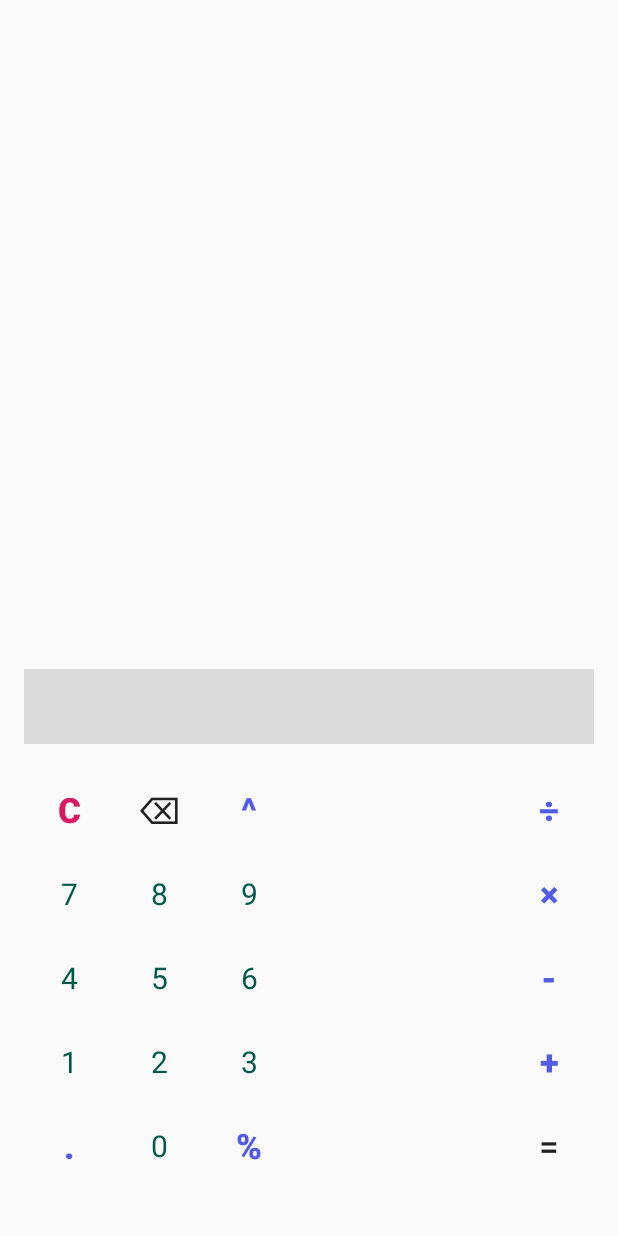
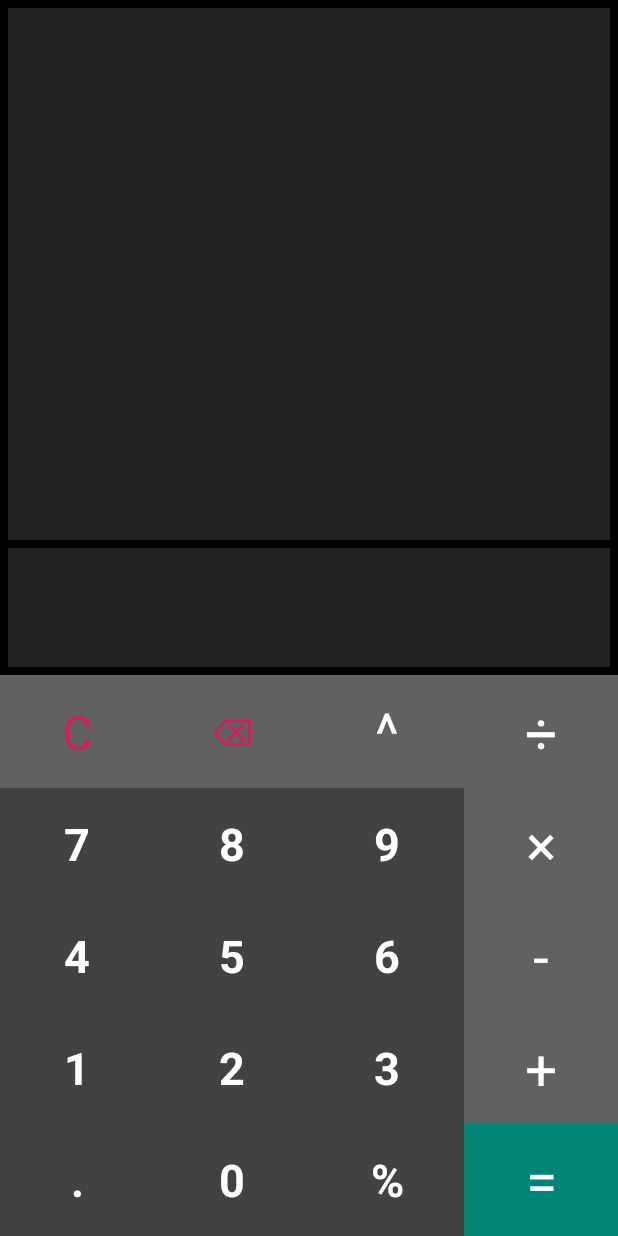
Before and after one commit to AmirHome/DroidCalculator, an Android app: the screen it shows after launch (MainActivity), on a phone screen of 412 x 824 dp. Run offline under Robolectric (Android 15) with nearby library versions, the phone set to English and light mode, and no system bars.

Commit message:
befor fix bug negative

```diff
--- a/app/build.gradle
+++ b/app/build.gradle
@@ -6,8 +6,8 @@ android {
         applicationId "com.amirhome.droidcalculator"
         minSdkVersion 19
         targetSdkVersion 28
-        versionCode 3
-        versionName "1.190416"
+        versionCode 4
+        versionName "4.190423"
         testInstrumentationRunner "android.support.test.runner.AndroidJUnitRunner"
     }
 
--- a/app/src/main/java/com/example/mycalculator/MainActivity.java
+++ b/app/src/main/java/com/example/mycalculator/MainActivity.java
@@ -2,6 +2,7 @@ package com.example.mycalculator;
 
 import android.os.Bundle;
 import android.support.v7.app.AppCompatActivity;
+import android.util.Log;
 import android.view.View;
 import android.widget.Button;
 import android.widget.TextView;
@@ -21,8 +22,9 @@ public class MainActivity extends AppCompatActivity implements View.OnClickListe
     protected void onCreate(Bundle savedInstanceState) {
         super.onCreate(savedInstanceState);
         setContentView(R.layout.activity_main);
-        defineObjects();
-
+//        defineObjects();
+        Double result = evaluate("4");
+        Log.d("Amir", String.valueOf(result));
 
     }
 
@@ -79,40 +81,23 @@ public class MainActivity extends AppCompatActivity implements View.OnClickListe
 
         switch (view.getId()) {
             case R.id.btn_power:
-                if(!isOperator){
-                    monitor.append("^");
-                    isOperator = true;
-                }
-            break;
+                setOperator("^");
+                break;
             case R.id.btn_percent:
-                if(!isOperator){
-                    monitor.append("%");
-                    isOperator = true;
-                }
+                    setOperator("%");
+
             break;
             case R.id.btn_division:
-                if(!isOperator){
-                    monitor.append("÷");
-                    isOperator = true;
-                }
+                    setOperator("÷");
             break;
             case R.id.btn_minus:
-                if(!isOperator){
-                    monitor.append("-");
-                    isOperator = true;
-                }
+                    setOperator("-");
             break;
             case R.id.btn_multiply:
-                if(!isOperator){
-                    monitor.append("x");
-                    isOperator = true;
-                }
+                setOperator("x");
             break;
             case R.id.btn_plus:
-                if(!isOperator){
-                    monitor.append("+");
-                    isOperator = true;
-                }
+                    setOperator("+");
             break;
             case R.id.btn_float:
                 if(!isOperator){
@@ -125,23 +110,9 @@ public class MainActivity extends AppCompatActivity implements View.OnClickListe
                 if(len > 0) {
                     monitor.setText(monitor.getText().subSequence(0, len - 1));
                     len = monitor.length();
-                    if(len > 0) {
-                        String lastChar = monitor.getText().toString().substring(len - 1);
-                        switch (lastChar){
-                            case ".":
-                            case "+":
-                            case "-":
-                            case "x":
-                            case "÷":
-                            case "^":
-                            case "%":
-                                isOperator = true;
-                                break;
-                            default:
-                                isOperator = false;
-                                break;
-                        }
-                    }
+
+                        setIsOperatorByLastChar(len);
+
                 }
                 break;
             case R.id.btn_clear:
@@ -152,49 +123,94 @@ public class MainActivity extends AppCompatActivity implements View.OnClickListe
                 break;
             case R.id.btn_equal:
                 result.setText( String.valueOf(evaluate(monitor.getText().toString())) );
-                isOperator = false;
+                setIsOperatorByLastChar(monitor.length());
                 break;
             case R.id.btn_0:
                 monitor.append("0");
+                result.setText( String.valueOf(evaluate(monitor.getText().toString())) );
                 isOperator = false;
             break;
             case R.id.btn_1:
+                monitor.append("1");
+                result.setText( String.valueOf(evaluate(monitor.getText().toString())) );
                 isOperator = false;
-                monitor.append("1");
             break;
              case R.id.btn_2:
+                 monitor.append("2");
+                 result.setText( String.valueOf(evaluate(monitor.getText().toString())) );
                  isOperator = false;
-                monitor.append("2");
-            break;
+                 break;
              case R.id.btn_3:
+                 monitor.append("3");
+                 result.setText( String.valueOf(evaluate(monitor.getText().toString())) );
                  isOperator = false;
-                monitor.append("3");
             break;
              case R.id.btn_4:
                 monitor.append("4");
+                 result.setText( String.valueOf(evaluate(monitor.getText().toString())) );
                  isOperator = false;
             break;
              case R.id.btn_5:
                 monitor.append("5");
+                 result.setText( String.valueOf(evaluate(monitor.getText().toString())) );
                  isOperator = false;
             break;
              case R.id.btn_6:
                 monitor.append("6");
+                 result.setText( String.valueOf(evaluate(monitor.getText().toString())) );
                  isOperator = false;
             break;
              case R.id.btn_7:
                 monitor.append("7");
+                 result.setText( String.valueOf(evaluate(monitor.getText().toString())) );
                  isOperator = false;
             break;
              case R.id.btn_8:
                 monitor.append("8");
+                 result.setText( String.valueOf(evaluate(monitor.getText().toString())) );
                  isOperator = false;
             break;
              case R.id.btn_9:
                 monitor.append("9");
+                 result.setText( String.valueOf(evaluate(monitor.getText().toString())) );
                  isOperator = false;
             break;
         }
+    }
+
+    private void setOperator(String str) {
+        int len = monitor.length();
+        if(len > 0) {
+            if(isOperator){
+
+                monitor.setText(monitor.getText().subSequence(0, len - 1));
+            }
+
+        monitor.append(str);
+        isOperator = true;
+        }
+    }
+
+    private void setIsOperatorByLastChar(int len) {
+        if(len > 0) {
+            String lastChar = monitor.getText().toString().substring(len - 1);
+            switch (lastChar){
+                case ".":
+                case "+":
+                case "-":
+                case "x":
+                case "÷":
+                case "^":
+                case "%":
+                    isOperator = true;
+                    break;
+                default:
+                    isOperator = false;
+                    break;
+            }
+        }
+
+
     }
 
     private static String addSpaces(String exp){
@@ -257,6 +273,9 @@ public class MainActivity extends AppCompatActivity implements View.OnClickListe
             }
 
             int index = expression.indexOf(operation);
+//            if (0==index){
+//                index = expression.indexOf(operation, index+1);
+//            }
             if(index != -1){
                 indexOpen = expression.lastIndexOf(" ", index - 2);
                 indexOpen = (indexOpen == -1)?0:indexOpen;
--- a/app/src/main/res/layout/activity_main.xml
+++ b/app/src/main/res/layout/activity_main.xml
@@ -6,183 +6,252 @@
     android:layout_height="match_parent"
     tools:context=".MainActivity">
 
+    <LinearLayout
+        android:layout_width="match_parent"
+        android:layout_height="match_parent"
+        android:orientation="vertical">
+
+        <LinearLayout
+            android:layout_width="match_parent"
+            android:layout_height="match_parent"
+            android:layout_weight="0.3"
+            android:background="@color/colorResultBack"
+            android:orientation="vertical">
+
             <TextView
                 android:id="@+id/monitor"
                 android:layout_width="match_parent"
-        android:layout_margin="16dp"
+                android:layout_height="match_parent"
+                android:layout_marginLeft="5sp"
+                android:layout_marginTop="5sp"
+                android:layout_marginRight="5sp"
+                android:layout_weight="0.2"
+                android:background="@color/colorResult"
+                android:padding="10sp"
                 android:text=""
-        app:layout_constraintTop_toTopOf="parent"
-        app:layout_constraintBottom_toTopOf="@+id/result"
-        android:layout_height="match_parent"
-        android:textSize="37sp"
-        android:layout_weight="0.7"/>
+                android:textColor="@color/colorWhite"
+                android:textSize="37sp" />
 
             <TextView
-        android:layout_weight="1"
                 android:id="@+id/result"
                 android:layout_width="match_parent"
-        android:layout_height="50dp"
-        android:layout_margin="16dp"
+                android:layout_height="match_parent"
+                android:layout_weight="0.8"
+                android:layout_margin="5sp"
+                android:layout_marginBottom="5sp"
+                android:layout_marginLeft="5sp"
+                android:layout_marginRight="5sp"
                 android:background="@color/colorResult"
+                android:textColor="@color/colorWhite"
                 android:text=""
-        android:textSize="30sp"
-        app:layout_constraintLeft_toLeftOf="@+id/btn-clear"
-        app:layout_constraintBottom_toTopOf="@+id/btn-clear"/>
+                android:gravity="center_vertical|right"
+                android:textSize="30sp" />
+
+        </LinearLayout>
+
+        <LinearLayout
+            android:layout_width="match_parent"
+            android:layout_height="match_parent"
+            android:layout_weight="0.6"
+            android:orientation="horizontal">
 
             <Button
                 android:id="@+id/btn-clear"
-        android:layout_width="60dp"
-        android:layout_height="56dp"
+                style="@style/FlatButtonBold"
+                android:layout_width="match_parent"
+                android:layout_height="match_parent"
+                android:layout_weight="1"
                 android:text="C"
-        style="?android:attr/borderlessButtonStyle"
-        android:textSize="23sp"
-        android:textStyle="bold"
                 android:textColor="@color/colorAccent"
-        app:layout_constraintBottom_toTopOf="@+id/btn-7"
-        app:layout_constraintLeft_toLeftOf="@+id/btn-7" />
+                android:textSize="31sp" />
+
+            <Button
+                android:id="@+id/btn-back"
+                style="@style/FlatButtonBold"
+                android:layout_width="match_parent"
+                android:layout_height="match_parent"
+                android:layout_weight="1"
+                android:text="⌫"
+                android:textColor="@color/colorAccent"
+                android:textSize="25sp" />
 
             <Button
                 android:id="@+id/btn-power"
-        android:layout_width="60dp"
-        android:layout_height="56dp"
-        android:text="@string/power"
                 style="@style/FlatButtonBold"
-        app:layout_constraintLeft_toRightOf="@+id/btn-back"
-        app:layout_constraintTop_toTopOf="@+id/btn-back" />
+                android:layout_width="match_parent"
+                android:layout_height="match_parent"
+                android:layout_weight="1"
+                android:text="@string/power" />
+
+            <Button
+                android:id="@+id/btn-division"
+                style="@style/FlatButtonBold"
+                android:layout_width="match_parent"
+                android:layout_height="match_parent"
+                android:layout_weight="1"
+                android:text="÷" />
+        </LinearLayout>
+
+        <LinearLayout
+            android:layout_width="match_parent"
+            android:layout_height="match_parent"
+            android:layout_weight="0.6"
+            android:orientation="horizontal">
+
+            <Button
+                android:id="@+id/btn-7"
+                style="@style/FlatButtonNormal"
+                android:layout_width="match_parent"
+                android:layout_height="match_parent"
+                android:layout_weight="1"
+                android:text="7" />
+
+            <Button
+                android:id="@+id/btn-8"
+                style="@style/FlatButtonNormal"
+                android:layout_width="match_parent"
+                android:layout_height="match_parent"
+                android:layout_weight="1"
+                android:text="8" />
+
+            <Button
+                android:id="@+id/btn-9"
+                style="@style/FlatButtonNormal"
+                android:layout_width="match_parent"
+                android:layout_height="match_parent"
+                android:layout_weight="1"
+                android:text="9" />
+
+            <Button
+                android:id="@+id/btn-multiply"
+                style="@style/FlatButtonBold"
+                android:layout_width="match_parent"
+                android:layout_height="match_parent"
+                android:layout_weight="1"
+                android:text="×" />
+        </LinearLayout>
+
+        <LinearLayout
+            android:layout_width="match_parent"
+            android:layout_height="match_parent"
+            android:layout_weight="0.6"
+            android:orientation="horizontal">
+
+            <Button
+                android:id="@+id/btn-4"
+                style="@style/FlatButtonNormal"
+                android:layout_width="match_parent"
+                android:layout_height="match_parent"
+                android:layout_weight="1"
+                android:text="4" />
+
+            <Button
+                android:id="@+id/btn-5"
+                style="@style/FlatButtonNormal"
+                android:layout_width="match_parent"
+                android:layout_height="match_parent"
+                android:layout_weight="1"
+                android:text="@string/_5" />
+
+            <Button
+                android:id="@+id/btn-6"
+                style="@style/FlatButtonNormal"
+                android:layout_width="match_parent"
+                android:layout_height="match_parent"
+                android:layout_weight="1"
+                android:text="6" />
+
+            <Button
+                android:id="@+id/btn-minus"
+                style="@style/FlatButtonBold"
+                android:layout_width="match_parent"
+                android:layout_height="match_parent"
+                android:layout_weight="1"
+                android:text="-" />
+        </LinearLayout>
+
+        <LinearLayout
+            android:layout_width="match_parent"
+            android:layout_height="match_parent"
+            android:layout_weight="0.6"
+            android:orientation="horizontal">
+
+            <Button
+                android:id="@+id/btn-1"
+                style="@style/FlatButtonNormal"
+                android:layout_width="match_parent"
+                android:layout_height="match_parent"
+                android:layout_weight="1"
+                android:text="1" />
+
+            <Button
+                android:id="@+id/btn-2"
+                style="@style/FlatButtonNormal"
+                android:layout_width="match_parent"
+                android:layout_height="match_parent"
+                android:layout_weight="1"
+                android:text="2" />
+
+            <Button
+                android:id="@+id/btn-3"
+                style="@style/FlatButtonNormal"
+                android:layout_width="match_parent"
+                android:layout_height="match_parent"
+                android:layout_weight="1"
+                android:text="3" />
+
+            <Button
+                android:id="@+id/btn-plus"
+                style="@style/FlatButtonBold"
+                android:layout_width="match_parent"
+                android:layout_height="match_parent"
+                android:layout_weight="1"
+                android:text="+" />
+
+        </LinearLayout>
+
+        <LinearLayout
+            android:layout_width="match_parent"
+            android:layout_height="match_parent"
+            android:layout_weight="0.6"
+            android:orientation="horizontal">
+
+            <Button
+                android:id="@+id/btn-float"
+                style="@style/FlatButtonNormal"
+                android:layout_width="match_parent"
+                android:layout_height="match_parent"
+                android:layout_weight="1"
+                android:text="." />
+
+            <Button
+                android:id="@+id/btn-0"
+                style="@style/FlatButtonNormal"
+                android:layout_width="match_parent"
+                android:layout_height="match_parent"
+                android:layout_weight="1"
+                android:text="0" />
 
             <Button
                 android:id="@+id/btn-percent"
-        android:text="@string/percent"
-        style="@style/FlatButtonBold"
-        app:layout_constraintLeft_toRightOf="@+id/btn-0"
-        app:layout_constraintTop_toTopOf="@+id/btn-0"/>
-
-    <Button
-        android:id="@+id/btn-back"
-        android:layout_width="60dp"
-        android:layout_height="56dp"
-        android:text="⌫"
-        style="?android:attr/borderlessButtonStyle"
-        android:textSize="25sp"
-        app:layout_constraintLeft_toRightOf="@+id/btn-clear"
-        app:layout_constraintTop_toTopOf="@+id/btn-clear"  />
-
-    <Button
-        android:id="@+id/btn-division"
-        android:text="÷"
-        style="@style/FlatButtonBold"
-        app:layout_constraintLeft_toLeftOf="@+id/btn-multiply"
-        app:layout_constraintBottom_toTopOf="@+id/btn-multiply"
-        />
-
-    <Button
-        android:id="@+id/btn-minus"
-        android:text="-"
-        style="@style/FlatButtonBold"
-        app:layout_constraintBottom_toTopOf="@+id/btn-plus"
-        app:layout_constraintLeft_toLeftOf="@+id/btn-plus" />
-
-    <Button
-        android:id="@+id/btn-float"
-        android:layout_marginBottom="32dp"
-        android:minHeight="56dp"
-        android:text="."
-        style="@style/FlatButtonBold"
-        app:layout_constraintBottom_toBottomOf="parent"
-        app:layout_constraintLeft_toLeftOf="@+id/monitor"
-        tools:ignore="MissingConstraints" />
+                style="@style/FlatButtonNormal"
+                android:layout_width="match_parent"
+                android:layout_height="match_parent"
+                android:layout_weight="1"
+                android:text="@string/percent" />
 
             <Button
                 android:id="@+id/btn-equal"
-        android:layout_width="60dp"
-        android:layout_height="56dp"
-        android:textSize="23sp"
-        android:text="="
-        style="?android:attr/borderlessButtonStyle"
-        app:layout_constraintRight_toRightOf="@+id/monitor"
-        app:layout_constraintTop_toTopOf="@+id/btn-percent" />
+                style="@style/FlatButtonBold"
+                android:layout_width="match_parent"
+                android:layout_height="match_parent"
+                android:layout_weight="1"
+                android:background="@color/colorPrimary"
 
-    <Button
-        android:id="@+id/btn-0"
-        android:text="0"
-        style="@style/FlatButton"
-        app:layout_constraintLeft_toRightOf="@+id/btn-float"
-        app:layout_constraintTop_toTopOf="@+id/btn-float" />
+                android:text="=" />
+        </LinearLayout>
 
-    <Button
-        android:id="@+id/btn-plus"
-        android:text="+"
-        style="@style/FlatButtonBold"
-        app:layout_constraintBottom_toTopOf="@+id/btn-equal"
-        app:layout_constraintLeft_toLeftOf="@+id/btn-equal" />
+    </LinearLayout>
 
-    <Button
-        android:id="@+id/btn-1"
-        android:text="1"
-        style="@style/FlatButton"
-        app:layout_constraintLeft_toLeftOf="@+id/btn-float"
-        app:layout_constraintBottom_toTopOf="@+id/btn-float" />
-
-    <Button
-        android:id="@+id/btn-3"
-        android:text="3"
-        style="@style/FlatButton"
-        app:layout_constraintLeft_toLeftOf="@+id/btn-percent"
-        app:layout_constraintBottom_toTopOf="@+id/btn-percent"/>
-
-    <Button
-        android:id="@+id/btn-2"
-        android:text="2"
-        style="@style/FlatButton"
-        app:layout_constraintLeft_toLeftOf="@+id/btn-0"
-        app:layout_constraintBottom_toTopOf="@+id/btn-0" />
-
-    <Button
-        android:id="@+id/btn-multiply"
-        android:text="×"
-        style="@style/FlatButtonBold"
-        app:layout_constraintLeft_toLeftOf="@+id/btn-minus"
-        app:layout_constraintBottom_toTopOf="@+id/btn-minus" />
-
-    <Button
-        android:id="@+id/btn-4"
-        android:text="4"
-        style="@style/FlatButton"
-        app:layout_constraintLeft_toLeftOf="@+id/btn-1"
-        app:layout_constraintBottom_toTopOf="@+id/btn-1"/>
-
-    <Button
-        android:id="@+id/btn-6"
-        android:text="6"
-        style="@style/FlatButton"
-        app:layout_constraintLeft_toLeftOf="@+id/btn-3"
-        app:layout_constraintBottom_toTopOf="@+id/btn-3" />
-
-    <Button
-        android:id="@+id/btn-5"
-        android:text="@string/_5"
-        style="@style/FlatButton"
-        app:layout_constraintLeft_toLeftOf="@+id/btn-2"
-        app:layout_constraintBottom_toTopOf="@+id/btn-2" />
-    <Button
-        android:id="@+id/btn-8"
-        android:text="8"
-        style="@style/FlatButton"
-        app:layout_constraintLeft_toLeftOf="@+id/btn-5"
-        app:layout_constraintBottom_toTopOf="@+id/btn-5" />
-
-    <Button
-        android:id="@+id/btn-7"
-        android:text="7"
-        style="@style/FlatButton"
-        app:layout_constraintLeft_toLeftOf="@+id/btn-4"
-        app:layout_constraintBottom_toTopOf="@+id/btn-4"/>
-
-    <Button
-        android:id="@+id/btn-9"
-        style="@style/FlatButton"
-        android:text="9"
-        app:layout_constraintLeft_toLeftOf="@+id/btn-6"
-        app:layout_constraintBottom_toTopOf="@+id/btn-6" />
 
 </android.support.constraint.ConstraintLayout>
--- a/app/src/main/res/values/colors.xml
+++ b/app/src/main/res/values/colors.xml
@@ -3,6 +3,9 @@
     <color name="colorPrimary">#008577</color>
     <color name="colorPrimaryDark">#00574B</color>
     <color name="colorAccent">#D81B60</color>
-    <color name="colorResult">#DBDBDB</color>
-    <color name="colorOperators">#515be7</color>
+    <color name="colorResult">#212121</color>
+    <color name="colorResultBack">#000000</color>
+    <color name="colorOperators">#616161</color>
+    <color name="colorOperands">#424242</color>
+    <color name="colorWhite">#FFFFFF</color>
 </resources>
--- a/app/src/main/res/values/styles.xml
+++ b/app/src/main/res/values/styles.xml
@@ -9,21 +9,24 @@
     </style>
 
     <style name="FlatButtonBold" parent="Base.Widget.AppCompat.Button.Borderless">
-        <item name="android:textStyle">bold</item>
-        <item name="android:textColor">@color/colorOperators</item>
-        <item name="android:textSize">23sp</item>
-        <item name="android:layout_width">60dp</item>
-        <item name="android:layout_height">56dp</item>
+        <item name="android:textAppearance">@style/TextBold</item>
+        <item name="android:textColor">@color/colorWhite</item>
+        <item name="android:background">@color/colorOperators</item>
+
     </style>
-    <style name="FlatButton" parent="Base.Widget.AppCompat.Button.Borderless">
-        <item name="android:textAppearance">@style/TextStyle</item>
-        <item name="android:textColor">?colorPrimaryDark</item>
-        <item name="android:textSize">20sp</item>
-        <item name="android:layout_width">60dp</item>
-        <item name="android:layout_height">56dp</item>
+    <style name="FlatButtonNormal" parent="Base.Widget.AppCompat.Button.Borderless">
+        <item name="android:textAppearance">@style/TextNormal</item>
+        <item name="android:textColor">@color/colorWhite</item>
+        <item name="android:background">@color/colorOperands</item>
+
     </style>
 
-    <style name="TextStyle" parent="android:TextAppearance.Widget.TextView">
+    <style name="TextNormal" parent="android:TextAppearance.Widget.TextView">
+        <item name="android:textStyle">bold</item>
+        <item name="android:textSize">30sp</item>
+    </style>
+    <style name="TextBold" parent="android:TextAppearance.Widget.TextView">
         <item name="android:textStyle">normal</item>
+        <item name="android:textSize">38sp</item>
     </style>
 </resources>
```
Also changed, not shown: 1 other file. Lines whose indentation alone changed are shown as unchanged.
